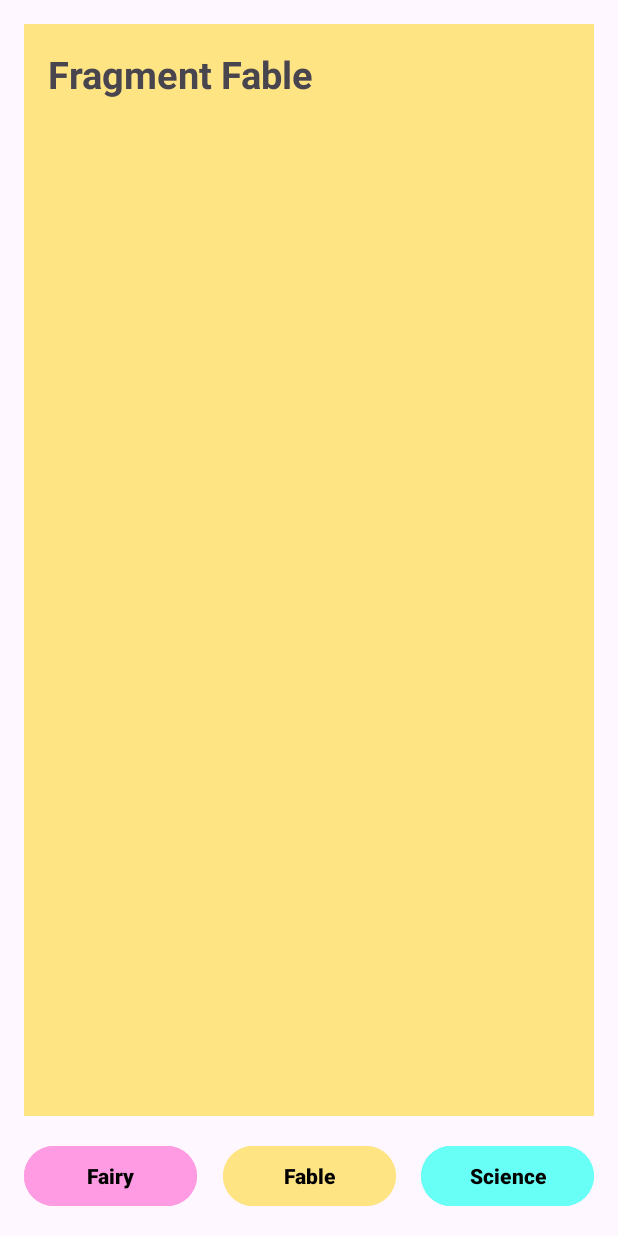
After one commit to naufalham/ProjectBP2607, an Android app: the fragment FableFragment placed in its activity, on a phone screen of 412 x 824 dp. The commit adds this screen. Run offline under Robolectric (Android 15) with nearby library versions, the phone set to English and light mode, and no system bars.

Commit message:
add fragment

```diff
--- a/app/src/main/AndroidManifest.xml
+++ b/app/src/main/AndroidManifest.xml
@@ -12,6 +12,9 @@
         android:supportsRtl="true"
         android:theme="@style/Theme.ProjectBP2607"
         tools:targetApi="31">
+        <activity
+            android:name=".BookKidActivity"
+            android:exported="false" />
         <activity
             android:name=".HomeActivity"
             android:exported="false" />
--- /dev/null
+++ b/app/src/main/java/com/example/projectbp2607/BookKidActivity.kt
@@ -0,0 +1,43 @@
+package com.example.projectbp2607
+
+import android.app.Activity
+import androidx.appcompat.app.AppCompatActivity
+import android.os.Bundle
+import android.widget.Button
+import androidx.fragment.app.Fragment
+
+class BookKidActivity : AppCompatActivity() {
+
+    override fun onCreate(savedInstanceState: Bundle?) {
+        super.onCreate(savedInstanceState)
+        setContentView(R.layout.activity_book_kid)
+
+        //instance
+        val btnFairy:Button = findViewById(R.id.buttonFairy)
+        val btnFable:Button = findViewById(R.id.buttonFable)
+        val btnScience:Button = findViewById(R.id.buttonScience)
+
+        //even button fairy
+        btnFairy.setOnClickListener{
+            replaceFragment(FairyFragment())
+        }
+
+        //even button fable
+        btnFable.setOnClickListener{
+            replaceFragment(FableFragment())
+        }
+
+        //even button science
+        btnScience.setOnClickListener{
+            replaceFragment(ScienceFragment())
+        }
+    }
+
+    //create method replace fragment
+    private fun replaceFragment(frg:Fragment){
+        val fragmentManager = supportFragmentManager
+        val fragmentTrx = fragmentManager.beginTransaction()
+        fragmentTrx.replace(R.id.fragmentKidBook,frg)
+        fragmentTrx.commit()
+    }
+}
--- /dev/null
+++ b/app/src/main/java/com/example/projectbp2607/FableFragment.kt
@@ -0,0 +1,59 @@
+package com.example.projectbp2607
+
+import android.os.Bundle
+import androidx.fragment.app.Fragment
+import android.view.LayoutInflater
+import android.view.View
+import android.view.ViewGroup
+
+// TODO: Rename parameter arguments, choose names that match
+// the fragment initialization parameters, e.g. ARG_ITEM_NUMBER
+private const val ARG_PARAM1 = "param1"
+private const val ARG_PARAM2 = "param2"
+
+/**
+ * A simple [Fragment] subclass.
+ * Use the [FableFragment.newInstance] factory method to
+ * create an instance of this fragment.
+ */
+class FableFragment : Fragment() {
+    // TODO: Rename and change types of parameters
+    private var param1: String? = null
+    private var param2: String? = null
+
+    override fun onCreate(savedInstanceState: Bundle?) {
+        super.onCreate(savedInstanceState)
+        arguments?.let {
+            param1 = it.getString(ARG_PARAM1)
+            param2 = it.getString(ARG_PARAM2)
+        }
+    }
+
+    override fun onCreateView(
+        inflater: LayoutInflater, container: ViewGroup?,
+        savedInstanceState: Bundle?
+    ): View? {
+        // Inflate the layout for this fragment
+        return inflater.inflate(R.layout.fragment_fable, container, false)
+    }
+
+    companion object {
+        /**
+         * Use this factory method to create a new instance of
+         * this fragment using the provided parameters.
+         *
+         * @param param1 Parameter 1.
+         * @param param2 Parameter 2.
+         * @return A new instance of fragment FableFragment.
+         */
+        // TODO: Rename and change types and number of parameters
+        @JvmStatic
+        fun newInstance(param1: String, param2: String) =
+            FableFragment().apply {
+                arguments = Bundle().apply {
+                    putString(ARG_PARAM1, param1)
+                    putString(ARG_PARAM2, param2)
+                }
+            }
+    }
+}
--- a/app/src/main/java/com/example/projectbp2607/LoginActivity.kt
+++ b/app/src/main/java/com/example/projectbp2607/LoginActivity.kt
@@ -1,5 +1,6 @@
 package com.example.projectbp2607
 
+import android.annotation.SuppressLint
 import android.content.Intent
 import androidx.appcompat.app.AppCompatActivity
 import android.os.Bundle
@@ -8,6 +9,7 @@ import android.widget.EditText
 import android.widget.Toast
 
 class LoginActivity : AppCompatActivity() {
+    @SuppressLint("SuspiciousIndentation")
     override fun onCreate(savedInstanceState: Bundle?) {
         super.onCreate(savedInstanceState)
         setContentView(R.layout.activity_login)
--- /dev/null
+++ b/app/src/main/res/layout/activity_book_kid.xml
@@ -0,0 +1,61 @@
+<?xml version="1.0" encoding="utf-8"?>
+<androidx.constraintlayout.widget.ConstraintLayout xmlns:android="http://schemas.android.com/apk/res/android"
+    xmlns:app="http://schemas.android.com/apk/res-auto"
+    xmlns:tools="http://schemas.android.com/tools"
+    android:layout_width="match_parent"
+    android:layout_height="match_parent"
+    tools:context=".BookKidActivity">
+
+    <androidx.fragment.app.FragmentContainerView
+        android:id="@+id/fragmentKidBook"
+        android:layout_width="match_parent"
+        android:layout_height="0dp"
+        android:layout_marginStart="16dp"
+        android:layout_marginTop="16dp"
+        android:layout_marginEnd="16dp"
+        android:layout_marginBottom="16dp"
+        app:layout_constraintBottom_toTopOf="@+id/buttonFairy"
+        app:layout_constraintEnd_toEndOf="parent"
+        app:layout_constraintStart_toStartOf="parent"
+        app:layout_constraintTop_toTopOf="parent" />
+
+    <Button
+        android:id="@+id/buttonFairy"
+        android:layout_width="115dp"
+        android:layout_height="wrap_content"
+        android:layout_marginStart="16dp"
+        android:layout_marginBottom="16dp"
+        android:backgroundTint="#FF9BE3"
+        android:text="Fairy"
+        android:textColor="@color/black"
+        android:textStyle="bold"
+        app:layout_constraintBottom_toBottomOf="parent"
+        app:layout_constraintStart_toStartOf="parent" />
+
+    <Button
+        android:id="@+id/buttonFable"
+        android:layout_width="115dp"
+        android:layout_height="wrap_content"
+        android:layout_marginBottom="16dp"
+        android:backgroundTint="#FFE484"
+        android:text="Fable"
+        android:textColor="@color/black"
+        android:textStyle="bold"
+        app:layout_constraintBottom_toBottomOf="parent"
+        app:layout_constraintEnd_toStartOf="@+id/buttonScience"
+        app:layout_constraintStart_toEndOf="@+id/buttonFairy" />
+
+    <Button
+        android:id="@+id/buttonScience"
+        android:layout_width="115dp"
+        android:layout_height="wrap_content"
+        android:layout_marginEnd="16dp"
+        android:layout_marginBottom="16dp"
+        android:backgroundTint="#68fff6"
+        android:text="Science"
+        android:textColor="@color/black"
+        android:textStyle="bold"
+        app:layout_constraintBottom_toBottomOf="parent"
+        app:layout_constraintEnd_toEndOf="parent" />
+
+</androidx.constraintlayout.widget.ConstraintLayout>
--- /dev/null
+++ b/app/src/main/res/layout/fragment_fable.xml
@@ -0,0 +1,18 @@
+<?xml version="1.0" encoding="utf-8"?>
+<FrameLayout xmlns:android="http://schemas.android.com/apk/res/android"
+    xmlns:tools="http://schemas.android.com/tools"
+    android:layout_width="match_parent"
+    android:layout_height="match_parent"
+    tools:context=".FableFragment"
+    android:background="#FFE484">
+
+    <!-- TODO: Update blank fragment layout -->
+    <TextView
+        android:layout_width="match_parent"
+        android:layout_height="match_parent"
+        android:text="Fragment Fable"
+        android:textSize="25dp"
+        android:textStyle="bold"
+        android:layout_margin="16dp"/>
+
+</FrameLayout>
--- a/app/src/main/res/values/strings.xml
+++ b/app/src/main/res/values/strings.xml
@@ -1,3 +1,5 @@
 <resources>
     <string name="app_name">ProjectBP2607</string>
+    <!-- TODO: Remove or change this placeholder text -->
+    <string name="hello_blank_fragment">Hello blank fragment</string>
 </resources>
```
Also changed, not shown: app/src/main/java/com/example/projectbp2607/FairyFragment.kt (added, +59 -0 lines), app/src/main/java/com/example/projectbp2607/HomeActivity.kt (+9 -0 lines), app/src/main/java/com/example/projectbp2607/ScienceFragment.kt (added, +59 -0 lines), app/src/main/res/layout/fragment_fairy.xml (added, +18 -0 lines), app/src/main/res/layout/fragment_science.xml (added, +18 -0 lines).
